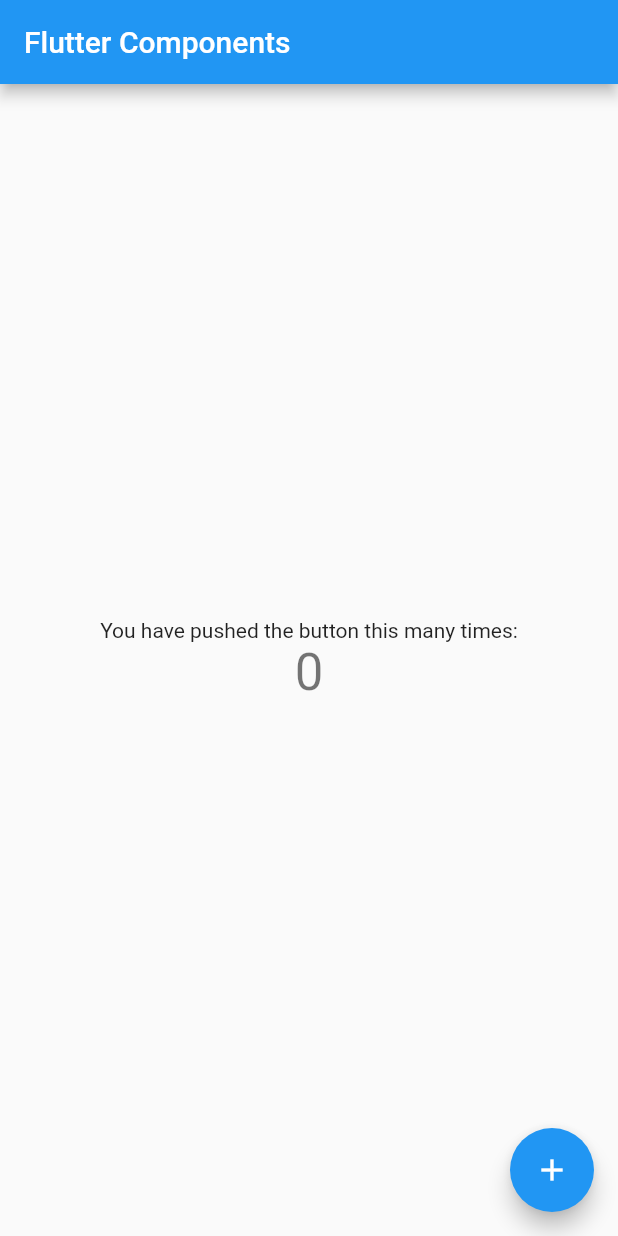
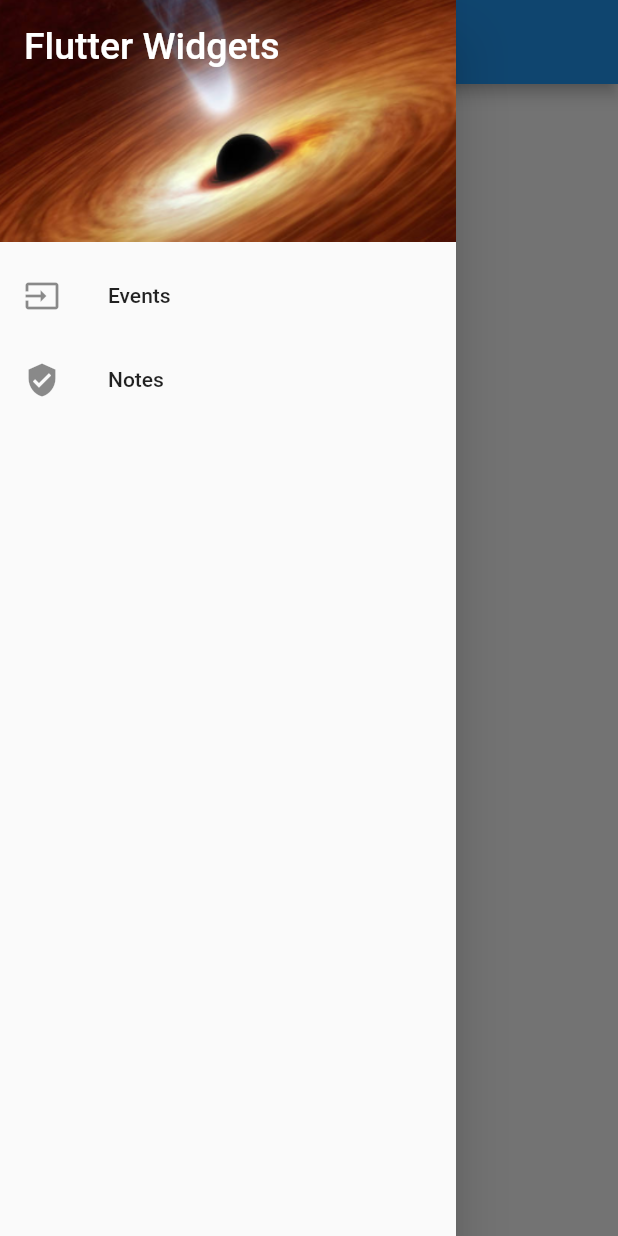
Before and after one commit to softwarefoundation/fluttercomponentsapp, a Flutter app: the screen it shows after launch, with the side drawer open (before the commit the screen has no drawer), on a phone screen of 412 x 824 dp. Run offline on Flutter 3.47's test engine with Material 2 defaults, Android fonts, the phone set to English and light mode, and no system bars.

Commit message:
Widgets NavDrawer

```diff
--- a/lib/main.dart
+++ b/lib/main.dart
@@ -1,111 +1,35 @@
 import 'package:flutter/material.dart';
+import 'package:fluttercomponentsapp/routes/route_generator.dart';
+import 'package:fluttercomponentsapp/widgets/nav_drawer/nav_drawer.dart';
 
-void main() => runApp(MyApp());
+void main() => runApp(FlutterComponentsApp());
 
-class MyApp extends StatelessWidget {
-  // This widget is the root of your application.
+class FlutterComponentsApp extends StatelessWidget {
   @override
   Widget build(BuildContext context) {
     return MaterialApp(
       title: 'Flutter Components',
       theme: ThemeData(
-        // This is the theme of your application.
-        //
-        // Try running your application with "flutter run". You'll see the
-        // application has a blue toolbar. Then, without quitting the app, try
-        // changing the primarySwatch below to Colors.green and then invoke
-        // "hot reload" (press "r" in the console where you ran "flutter run",
-        // or simply save your changes to "hot reload" in a Flutter IDE).
-        // Notice that the counter didn't reset back to zero; the application
-        // is not restarted.
         primarySwatch: Colors.blue,
       ),
-      home: MyHomePage(title: 'Flutter Components'),
+      home: HomeView(),
+      debugShowCheckedModeBanner: false,
+      onGenerateRoute: RouteGenerator.genetateRoute,
     );
   }
 }
 
-class MyHomePage extends StatefulWidget {
-  MyHomePage({Key key, this.title}) : super(key: key);
-
-  // This widget is the home page of your application. It is stateful, meaning
-  // that it has a State object (defined below) that contains fields that affect
-  // how it looks.
-
-  // This class is the configuration for the state. It holds the values (in this
-  // case the title) provided by the parent (in this case the App widget) and
-  // used by the build method of the State. Fields in a Widget subclass are
-  // always marked "final".
-
-  final String title;
-
-  @override
-  _MyHomePageState createState() => _MyHomePageState();
-}
-
-class _MyHomePageState extends State<MyHomePage> {
-  int _counter = 0;
-
-  void _incrementCounter() {
-    setState(() {
-      // This call to setState tells the Flutter framework that something has
-      // changed in this State, which causes it to rerun the build method below
-      // so that the display can reflect the updated values. If we changed
-      // _counter without calling setState(), then the build method would not be
-      // called again, and so nothing would appear to happen.
-      _counter++;
-    });
-  }
-
+class HomeView extends StatelessWidget {
   @override
   Widget build(BuildContext context) {
-    // This method is rerun every time setState is called, for instance as done
-    // by the _incrementCounter method above.
-    //
-    // The Flutter framework has been optimized to make rerunning build methods
-    // fast, so that you can just rebuild anything that needs updating rather
-    // than having to individually change instances of widgets.
     return Scaffold(
+      drawer: NavDrawer(),
       appBar: AppBar(
-        // Here we take the value from the MyHomePage object that was created by
-        // the App.build method, and use it to set our appbar title.
-        title: Text(widget.title),
+        title: Text('Flutter Widgets'),
       ),
       body: Center(
-        // Center is a layout widget. It takes a single child and positions it
-        // in the middle of the parent.
-        child: Column(
-          // Column is also a layout widget. It takes a list of children and
-          // arranges them vertically. By default, it sizes itself to fit its
-          // children horizontally, and tries to be as tall as its parent.
-          //
-          // Invoke "debug painting" (press "p" in the console, choose the
-          // "Toggle Debug Paint" action from the Flutter Inspector in Android
-          // Studio, or the "Toggle Debug Paint" command in Visual Studio Code)
-          // to see the wireframe for each widget.
-          //
-          // Column has various properties to control how it sizes itself and
-          // how it positions its children. Here we use mainAxisAlignment to
-          // center the children vertically; the main axis here is the vertical
-          // axis because Columns are vertical (the cross axis would be
-          // horizontal).
-          mainAxisAlignment: MainAxisAlignment.center,
-          children: <Widget>[
-            Text(
-              'You have pushed the button this many times:',
-            ),
-            Text(
-              '$_counter',
-              style: Theme.of(context).textTheme.display1,
-            ),
-          ],
-        ),
+        child: Text('Flutter Widgets'),
       ),
-      floatingActionButton: FloatingActionButton(
-        onPressed: _incrementCounter,
-        tooltip: 'Increment',
-        child: Icon(Icons.add),
-      ), // This trailing comma makes auto-formatting nicer for build methods.
     );
   }
 }
--- /dev/null
+++ b/lib/routes/routes.dart
@@ -0,0 +1,8 @@
+
+import 'package:fluttercomponentsapp/widgets/nav_drawer/events_view.dart';
+import 'package:fluttercomponentsapp/widgets/nav_drawer/notes_view.dart';
+
+class Routes {
+  static const String events = EventsView.routeName;
+  static const String notes = NotesView.routeName;
+}
--- /dev/null
+++ b/lib/widgets/nav_drawer/events_view.dart
@@ -0,0 +1,16 @@
+import 'package:flutter/material.dart';
+import 'package:fluttercomponentsapp/widgets/nav_drawer/nav_drawer.dart';
+
+class EventsView extends StatelessWidget {
+  static const String routeName = '/events';
+
+  @override
+  Widget build(BuildContext context) {
+    return new Scaffold(
+        appBar: AppBar(
+          title: Text("Events"),
+        ),
+        drawer: NavDrawer(),
+        body: Center(child: Text("Events")));
+  }
+}
--- /dev/null
+++ b/lib/widgets/nav_drawer/nav_drawer.dart
@@ -0,0 +1,41 @@
+import 'package:flutter/material.dart';
+import 'package:fluttercomponentsapp/routes/routes.dart';
+
+class NavDrawer extends StatelessWidget {
+
+  @override
+  Widget build(BuildContext context) {
+    return Drawer(
+      child: ListView(
+        padding: EdgeInsets.zero,
+        children: <Widget>[
+          DrawerHeader(
+            child: Text(
+              'Flutter Widgets',
+              style: TextStyle(color: Colors.white, fontSize: 25),
+            ),
+            decoration: BoxDecoration(
+                color: Colors.green,
+                image: DecorationImage(
+                    fit: BoxFit.fill, image: AssetImage('images/space.png'))),
+          ),
+          ListTile(
+            leading: Icon(Icons.input),
+            title: Text('Events'),
+            onTap: () {
+              Navigator.pushNamed(context, Routes.events);
+            },
+          ),
+          ListTile(
+            leading: Icon(Icons.verified_user),
+            title: Text('Notes'),
+            onTap: () {
+              Navigator.pushNamed(context, Routes.notes);
+            },
+          ),
+        ],
+      ),
+    );
+  }
+
+}
--- /dev/null
+++ b/lib/widgets/nav_drawer/notes_view.dart
@@ -0,0 +1,20 @@
+import 'package:flutter/material.dart';
+import 'package:fluttercomponentsapp/widgets/nav_drawer/nav_drawer.dart';
+
+class NotesView extends StatelessWidget {
+
+  static const String routeName = '/notes';
+
+  @override
+  Widget build(BuildContext context) {
+    return Scaffold(
+        appBar: AppBar(
+          title: Text("Notes"),
+        ),
+        drawer: NavDrawer(),
+        body: Center(
+            child: Text("Notes")
+        )
+    );
+  }
+}
--- a/pubspec.yaml
+++ b/pubspec.yaml
@@ -41,8 +41,8 @@ flutter:
   uses-material-design: true
 
   # To add assets to your application, add an assets section, like this:
-  # assets:
-  #  - images/a_dot_burr.jpeg
+  assets:
+      - images/space.png
   #  - images/a_dot_ham.jpeg
 
   # An image asset can refer to one or more resolution-specific "variants", see
```
Also changed, not shown: lib/routes/route_generator.dart (added, +41 -0 lines), images/space.png (added).
